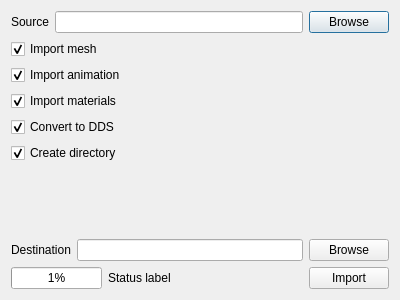
First picture: the form in src/studio/import_asset_dialog.ui, repository nem0/LumixEngine, before the edit.
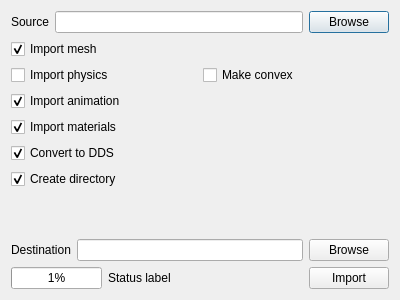
Second picture: the form after the edit. Custom widgets are drawn as their Qt base class.

Commit message: import asset - physics WIP

Patch:
```diff
--- a/src/studio/import_asset_dialog.ui
+++ b/src/studio/import_asset_dialog.ui
@@ -45,6 +45,24 @@
      </property>
     </widget>
    </item>
+   <item>
+    <layout class="QHBoxLayout" name="physicsLayout">
+     <item>
+      <widget class="QCheckBox" name="importPhysicsCheckbox">
+       <property name="text">
+        <string>Import physics</string>
+       </property>
+      </widget>
+     </item>
+     <item>
+      <widget class="QCheckBox" name="convexPhysicsCheckbox">
+       <property name="text">
+        <string>Make convex</string>
+       </property>
+      </widget>
+     </item>
+    </layout>
+   </item>
    <item>
     <widget class="QCheckBox" name="importAnimationCheckbox">
      <property name="text">
```
The commit also changes 17 other files.
